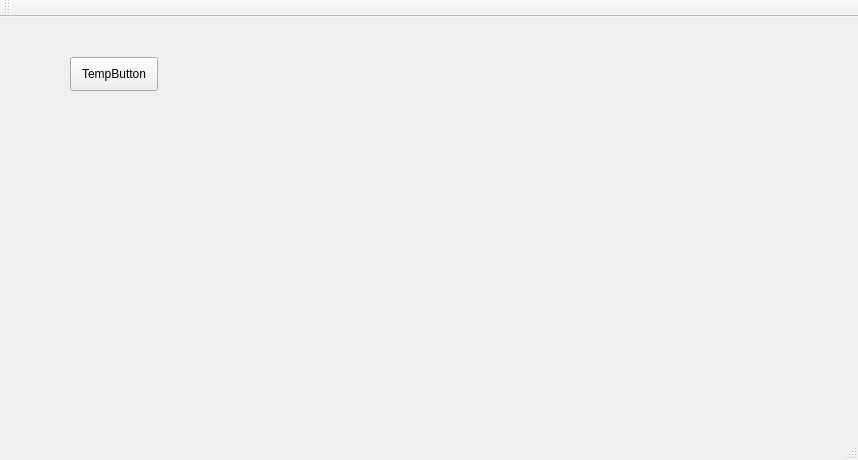
Before: the Qt Designer form mainwindow.ui in kerimenes/RetailAnalyticWorks, drawn with Qt 5.
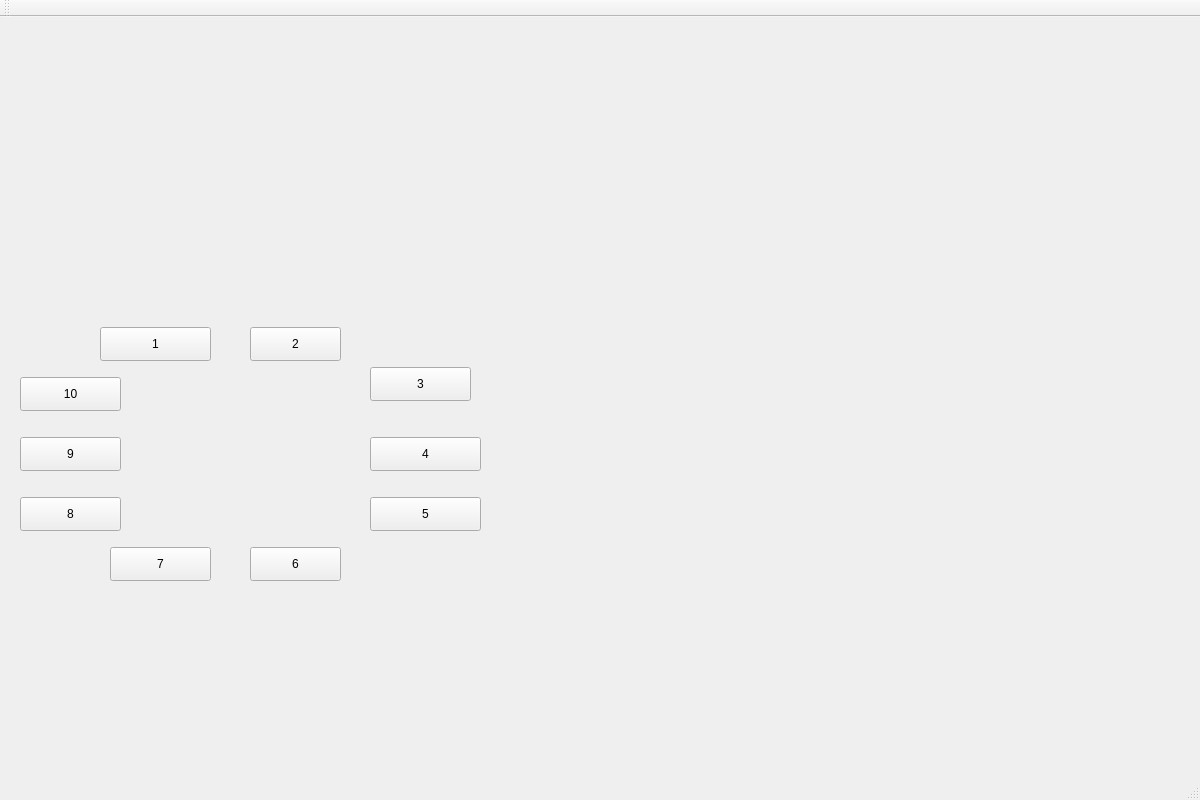
After: the same form once the commit is applied.

Patch:
```diff
--- a/mainwindow.ui
+++ b/mainwindow.ui
@@ -6,10 +6,22 @@
    <rect>
     <x>0</x>
     <y>0</y>
-    <width>858</width>
-    <height>460</height>
+    <width>1200</width>
+    <height>800</height>
    </rect>
   </property>
+  <property name="minimumSize">
+   <size>
+    <width>1200</width>
+    <height>800</height>
+   </size>
+  </property>
+  <property name="maximumSize">
+   <size>
+    <width>1200</width>
+    <height>800</height>
+   </size>
+  </property>
   <property name="windowTitle">
    <string>MainWindow</string>
   </property>
@@ -17,14 +29,131 @@
    <widget class="QPushButton" name="b_tempButton">
     <property name="geometry">
      <rect>
-      <x>70</x>
-      <y>40</y>
-      <width>88</width>
+      <x>20</x>
+      <y>360</y>
+      <width>101</width>
       <height>34</height>
      </rect>
     </property>
     <property name="text">
-     <string>TempButton</string>
+     <string>10</string>
+    </property>
+   </widget>
+   <widget class="QPushButton" name="b_f_m_ratio">
+    <property name="geometry">
+     <rect>
+      <x>100</x>
+      <y>310</y>
+      <width>111</width>
+      <height>34</height>
+     </rect>
+    </property>
+    <property name="text">
+     <string>1</string>
+    </property>
+   </widget>
+   <widget class="QPushButton" name="b_sh1">
+    <property name="geometry">
+     <rect>
+      <x>250</x>
+      <y>310</y>
+      <width>91</width>
+      <height>34</height>
+     </rect>
+    </property>
+    <property name="text">
+     <string>2</string>
+    </property>
+   </widget>
+   <widget class="QPushButton" name="b_sh2">
+    <property name="geometry">
+     <rect>
+      <x>370</x>
+      <y>350</y>
+      <width>101</width>
+      <height>34</height>
+     </rect>
+    </property>
+    <property name="text">
+     <string>3</string>
+    </property>
+   </widget>
+   <widget class="QPushButton" name="b_sh3">
+    <property name="geometry">
+     <rect>
+      <x>370</x>
+      <y>420</y>
+      <width>111</width>
+      <height>34</height>
+     </rect>
+    </property>
+    <property name="text">
+     <string>4</string>
+    </property>
+   </widget>
+   <widget class="QPushButton" name="b_sh4">
+    <property name="geometry">
+     <rect>
+      <x>370</x>
+      <y>480</y>
+      <width>111</width>
+      <height>34</height>
+     </rect>
+    </property>
+    <property name="text">
+     <string>5</string>
+    </property>
+   </widget>
+   <widget class="QPushButton" name="b_sh5">
+    <property name="geometry">
+     <rect>
+      <x>250</x>
+      <y>530</y>
+      <width>91</width>
+      <height>34</height>
+     </rect>
+    </property>
+    <property name="text">
+     <string>6</string>
+    </property>
+   </widget>
+   <widget class="QPushButton" name="b_sh6">
+    <property name="geometry">
+     <rect>
+      <x>110</x>
+      <y>530</y>
+      <width>101</width>
+      <height>34</height>
+     </rect>
+    </property>
+    <property name="text">
+     <string>7</string>
+    </property>
+   </widget>
+   <widget class="QPushButton" name="b_sh7">
+    <property name="geometry">
+     <rect>
+      <x>20</x>
+      <y>480</y>
+      <width>101</width>
+      <height>34</height>
+     </rect>
+    </property>
+    <property name="text">
+     <string>8</string>
+    </property>
+   </widget>
+   <widget class="QPushButton" name="b_sh8">
+    <property name="geometry">
+     <rect>
+      <x>20</x>
+      <y>420</y>
+      <width>101</width>
+      <height>34</height>
+     </rect>
+    </property>
+    <property name="text">
+     <string>9</string>
     </property>
    </widget>
   </widget>
```
Left out of the diff: 2 changed lines with no effect on the pictures.
